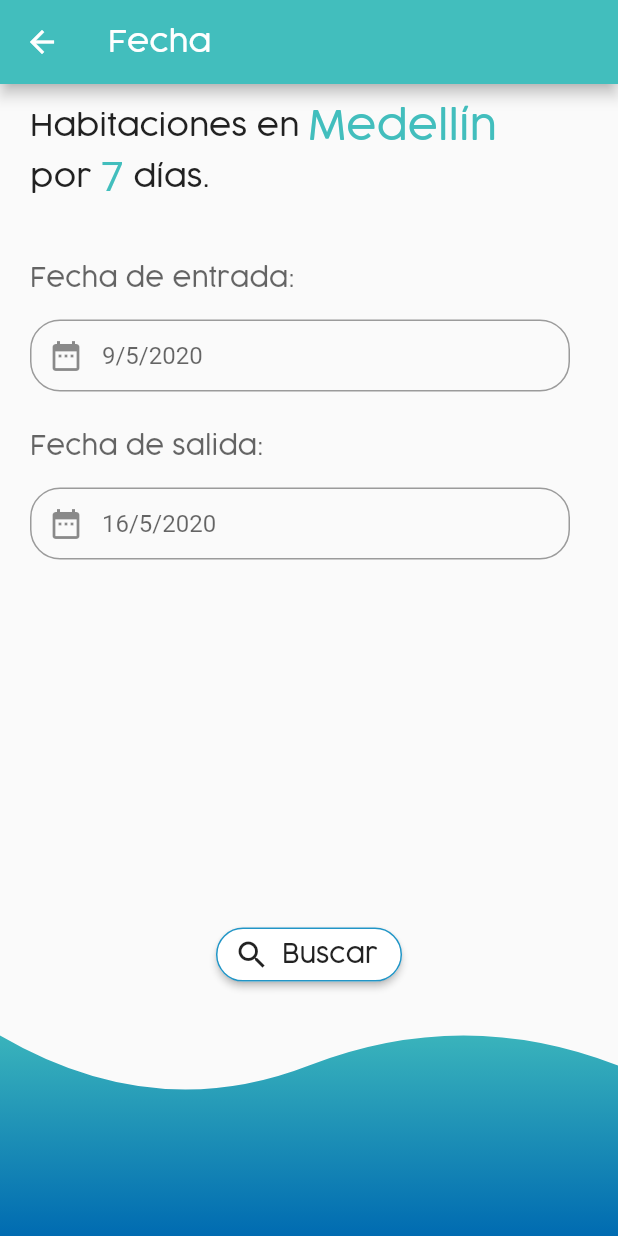
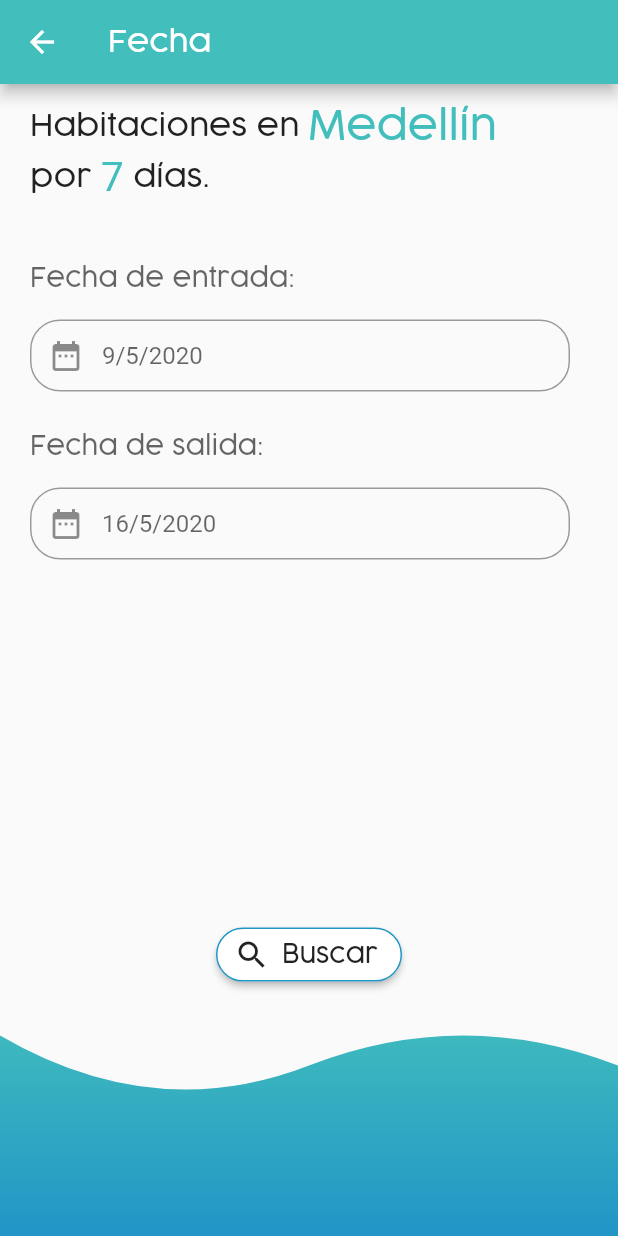
Before and after one commit to DanielJaramillo94/rentNrooms, a Flutter app: the Date screen opened by its route, on a phone screen of 412 x 824 dp. Run offline on Flutter 3.47's test engine with Material 2 defaults, Android fonts, the phone set to English and light mode, and no system bars; missing offline and left inert: date_range_picker.

Commit message:
Added cityProvider and updated imports city.model
Modified color WaveClipper on Date.

```diff
--- a/lib/dataSearch.dart
+++ b/lib/dataSearch.dart
@@ -1,5 +1,5 @@
 import 'package:flutter/material.dart';
-import 'package:rent_n_rooms/model/city.dart';
+import 'package:rent_n_rooms/models/city.model.dart';
 import 'dart:async' show Future;
 import 'package:flutter/services.dart' show rootBundle;
 import 'dart:convert';
--- a/lib/date.dart
+++ b/lib/date.dart
@@ -201,7 +201,7 @@ class _DateState extends State<Date> {
                                   gradient: LinearGradient(
                                     begin: Alignment.bottomCenter,
                                     end: Alignment.topCenter,
-                                    colors: [mainColorLighter, mainColor],
+                                    colors: [mainColorLighter, mainColorMiddle],
                                   ),
                                 ),
                               ),
--- a/lib/main.dart
+++ b/lib/main.dart
@@ -1,5 +1,6 @@
 import 'package:flutter/material.dart';
 import 'package:flutter/services.dart';
+import 'package:rent_n_rooms/providers/city.provider.dart';
 
 import 'package:rent_n_rooms/route_generator.dart';
 
@@ -35,6 +36,9 @@ class MyApp extends StatelessWidget {
         ChangeNotifierProvider<SearchCardProvider>.value(
           value: SearchCardProvider(),
         ),
+        ChangeNotifierProvider<CityProvider>.value(
+          value: CityProvider(),
+        )
       ],
       child: MaterialApp(
         debugShowCheckedModeBanner: false,
--- /dev/null
+++ b/lib/providers/city.provider.dart
@@ -0,0 +1,14 @@
+import 'package:flutter/foundation.dart';
+import 'package:rent_n_rooms/models/city.model.dart';
+
+class CityProvider with ChangeNotifier {
+
+  City _citySelected = City(nameCity: 'city', codeCity: '00');
+
+  City get citySelected => _citySelected;
+
+  set citySelected(City city) {
+    _citySelected = city;
+    notifyListeners();
+  }
+}
--- a/lib/services/city_services.dart
+++ b/lib/services/city_services.dart
@@ -1,7 +1,7 @@
 import 'dart:async' show Future;
 import 'package:flutter/services.dart' show rootBundle;
 import 'dart:convert';
-import 'package:rent_n_rooms/model/city.dart';
+import 'package:rent_n_rooms/models/city.model.dart';
 
 Future<String> _loadCityAsset() async {
   return await rootBundle.loadString('assets/json/cities.json');
```
Also changed, not shown: lib/models/city.model.dart (renamed from lib/model/city.dart).
